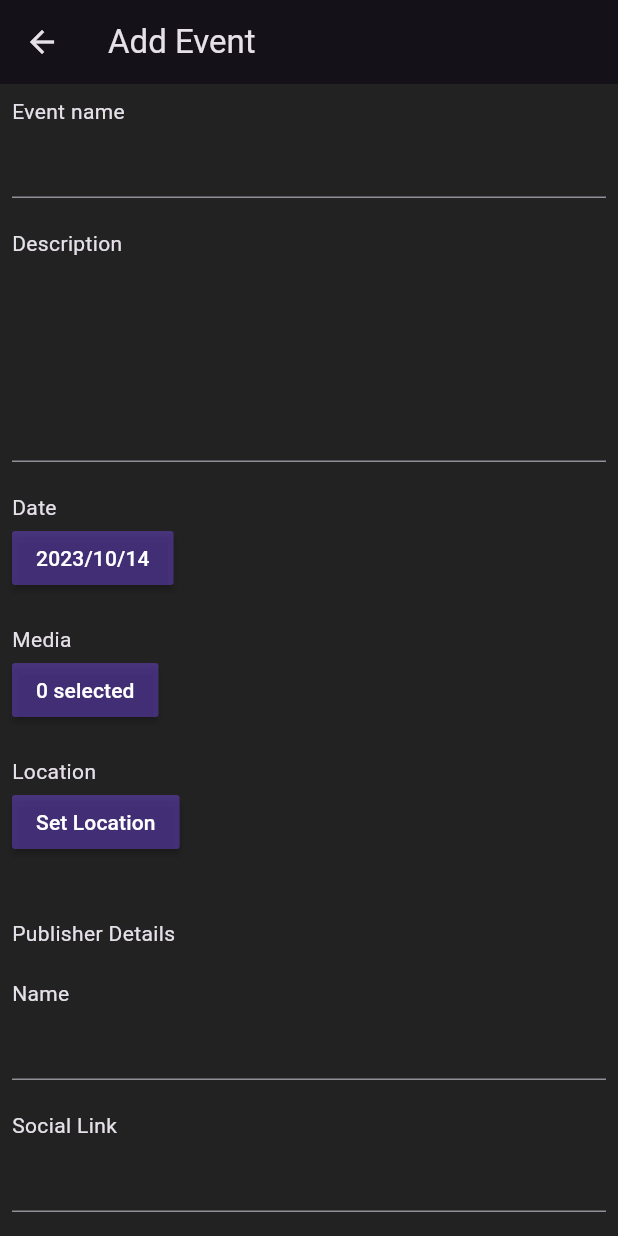
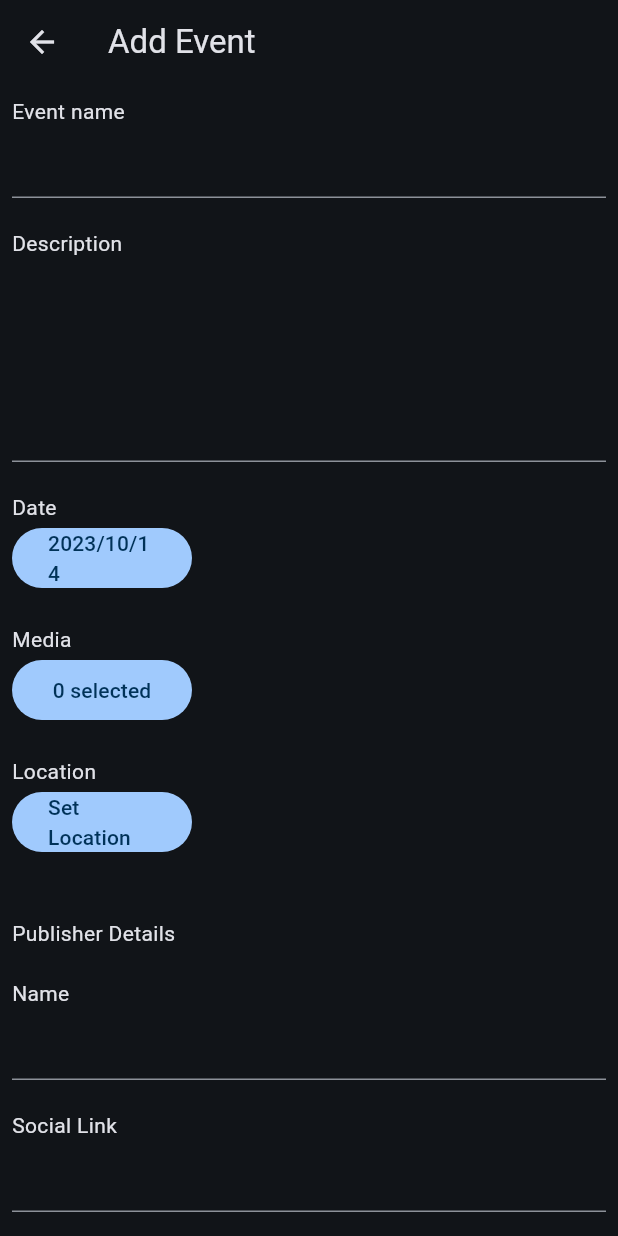
Before and after one commit to DinukaGayashan/Festiva, a Flutter app: the screen it shows after launch, after a tap on the "add" icon, on a phone screen of 412 x 824 dp. Run offline on Flutter 3.47's test engine with Material 2 defaults, Android fonts, the phone set to English and light mode, and no system bars; our stand-ins replace cloud_firestore, file_picker, firebase_core, firebase_storage, google_maps_flutter; missing offline and left inert: flutter_event_calendar, open_street_map_search_and_pick; accounts and stored records are empty; Roboto replaces fonts that are missing (NotoSans); statements that could not run were skipped.

Commit message:
beautify and structure

```diff
--- a/lib/main.dart
+++ b/lib/main.dart
@@ -1,8 +1,6 @@
 import 'package:festiva/presentation/homepage.dart';
-import 'package:festiva/utility/constants.dart';
+import 'package:firebase_core/firebase_core.dart';
 import 'package:flutter/material.dart';
-import 'package:firebase_core/firebase_core.dart';
-
 
 void main() async {
   WidgetsFlutterBinding.ensureInitialized();
@@ -19,10 +17,16 @@ class Festiva extends StatelessWidget {
       title: 'Festiva',
       theme: ThemeData(
         useMaterial3: true,
-        primaryColor: kBaseColor1,
-        scaffoldBackgroundColor: kBackgroundColor,
-        brightness: Brightness.dark,
-        fontFamily: 'NotoSans',
+        colorScheme: ColorScheme.fromSeed(
+          seedColor: Colors.blue,
+          brightness: Brightness.dark,
+        ),
+        listTileTheme: ListTileThemeData(
+          tileColor: Colors.blueGrey.shade600,
+          shape: RoundedRectangleBorder(
+            borderRadius: BorderRadius.circular(12.0),
+          ),
+        ),
       ),
       initialRoute: HomePage.id,
       routes: {
--- a/lib/presentation/add_event.dart
+++ b/lib/presentation/add_event.dart
@@ -1,12 +1,12 @@
 import 'dart:io';
+
+import 'package:cloud_firestore/cloud_firestore.dart';
 import 'package:festiva/utility/event.dart';
-import 'package:uuid/uuid.dart';
-import 'package:festiva/utility/constants.dart';
+import 'package:file_picker/file_picker.dart';
+import 'package:firebase_storage/firebase_storage.dart';
 import 'package:flutter/material.dart';
 import 'package:open_street_map_search_and_pick/open_street_map_search_and_pick.dart';
-import 'package:file_picker/file_picker.dart';
-import 'package:cloud_firestore/cloud_firestore.dart';
-import 'package:firebase_storage/firebase_storage.dart';
+import 'package:uuid/uuid.dart';
 
 class AddEvent extends StatefulWidget {
   const AddEvent(this.events, this.upcomingEvents, {super.key});
@@ -60,8 +60,9 @@ class _AddEventState extends State<AddEvent> {
                 height: 20,
               ),
               const Text('Date'),
-              MaterialButton(
-                color: kAccentColor2,
+              SizedBox(
+                width: 120,
+                child: FilledButton(
                   onPressed: () {
                     showDatePicker(
                       context: context,
@@ -80,29 +81,33 @@ class _AddEventState extends State<AddEvent> {
                   },
                   child: Text('${date.year}/${date.month}/${date.day}'),
                 ),
+              ),
               const SizedBox(
                 height: 20,
               ),
               const Text('Media'),
-              MaterialButton(
-                color: kAccentColor2,
+              SizedBox(
+                width: 120,
+                child: FilledButton(
                   child: Text(media?.count != null
                       ? '${media?.count} selected'
                       : '0 selected'),
                   onPressed: () async {
-                  media =
-                      await FilePicker.platform.pickFiles(allowMultiple: true);
+                    media = await FilePicker.platform
+                        .pickFiles(allowMultiple: true);
                     setState(() {
                       media;
                     });
                   },
                 ),
+              ),
               const SizedBox(
                 height: 20,
               ),
               const Text('Location'),
-              MaterialButton(
-                color: kAccentColor2,
+              SizedBox(
+                width: 120,
+                child: FilledButton(
                   child: const Text('Set Location'),
                   onPressed: () {
                     Navigator.push(
@@ -114,7 +119,7 @@ class _AddEventState extends State<AddEvent> {
                           ),
                           body: OpenStreetMapSearchAndPick(
                             center: const LatLong(6.927079, 79.861244),
-                          buttonColor: kBackgroundColor,
+                            buttonColor: Colors.blue.shade600,
                             buttonText: 'Set Location',
                             onPicked: (pickedData) {
                               location = GeoPoint(pickedData.latLong.latitude,
@@ -126,6 +131,7 @@ class _AddEventState extends State<AddEvent> {
                       ),
                     );
                   },
+                ),
               ),
               const SizedBox(
                 height: 40,
@@ -152,12 +158,14 @@ class _AddEventState extends State<AddEvent> {
               const SizedBox(
                 height: 40,
               ),
-              MaterialButton(
-                color: kAccentColor1,
+              SizedBox(
+                width: MediaQuery.of(context).size.width,
+                child: FilledButton(
                   onPressed: () async {
                     if (eventName.isEmpty || description.isEmpty) {
                       ScaffoldMessenger.of(context).showSnackBar(const SnackBar(
-                        content: Text('Please add necessary event details.')));
+                          content:
+                              Text('Please add necessary event details.')));
                     } else if (publisherName.isEmpty || publisherLink.isEmpty) {
                       ScaffoldMessenger.of(context).showSnackBar(const SnackBar(
                           content: Text('Please add necessary user details.')));
@@ -175,7 +183,8 @@ class _AddEventState extends State<AddEvent> {
                                 .child(path)
                                 .putFile(File(file.path!));
 
-                          final snapshot = await uploadTask.whenComplete(() {});
+                            final snapshot =
+                                await uploadTask.whenComplete(() {});
                             final url = await snapshot.ref.getDownloadURL();
                             medias.add(url);
                           }
@@ -196,16 +205,22 @@ class _AddEventState extends State<AddEvent> {
                         widget.events.add(newEvent);
                         widget.upcomingEvents.add(newEvent);
 
-                      ScaffoldMessenger.of(context).showSnackBar(const SnackBar(
+                        ScaffoldMessenger.of(context).showSnackBar(
+                            const SnackBar(
                                 content: Text('Event successfully added.')));
                         Navigator.pop(context);
                       } catch (e) {
-                      ScaffoldMessenger.of(context).showSnackBar(const SnackBar(
+                        ScaffoldMessenger.of(context).showSnackBar(
+                            const SnackBar(
                                 content: Text('Event adding failed.')));
                       }
                     }
                   },
-                child: const Text(' Add event '),
+                  child: const Text('Add event'),
+                ),
+              ),
+              const SizedBox(
+                height: 30,
               ),
             ],
           ),
--- /dev/null
+++ b/lib/presentation/components.dart
@@ -0,0 +1,110 @@
+import 'package:festiva/presentation/event_page.dart';
+import 'package:festiva/utility/event.dart';
+import 'package:flutter/material.dart';
+import 'package:flutter_event_calendar/flutter_event_calendar.dart' as es;
+import 'package:google_maps_flutter/google_maps_flutter.dart';
+
+Widget eventCard(Event event, BuildContext context) {
+  return Padding(
+    padding: const EdgeInsets.symmetric(vertical: 8.0),
+    child: ListTile(
+      title: Text(event.name),
+      subtitle: Text(event.date.toString().split(' ')[0]),
+      onTap: () {
+        Navigator.push(context, MaterialPageRoute(builder: (context) {
+          return EventPage(event);
+        }));
+      },
+    ),
+  );
+}
+
+Widget eventList(BuildContext context, List<Event> upcomingEvents) {
+  return Padding(
+    padding: const EdgeInsets.all(8.0),
+    child: SingleChildScrollView(
+      child: Column(
+        children: <Widget>[
+          Text('Upcoming Events: ${upcomingEvents.length}'),
+          const SizedBox(
+            height: 10,
+          ),
+          for (var event in upcomingEvents) eventCard(event, context),
+        ],
+      ),
+    ),
+  );
+}
+
+Widget eventCalendar(BuildContext context, List<Event> events) {
+  return Padding(
+    padding: const EdgeInsets.all(8.0),
+    child: es.EventCalendar(
+      calendarType: es.CalendarType.GREGORIAN,
+      events: [
+        for (Event e in events)
+          es.Event(
+            child: eventCard(e, context),
+            dateTime: es.CalendarDateTime(
+              year: e.date.year,
+              month: e.date.month,
+              day: e.date.day,
+              calendarType: es.CalendarType.GREGORIAN,
+            ),
+          ),
+      ],
+    ),
+  );
+}
+
+Widget eventMap(BuildContext context, List<Event> events) {
+  return Padding(
+    padding: const EdgeInsets.all(8.0),
+    child: GoogleMap(
+      initialCameraPosition: const CameraPosition(
+        target: LatLng(7.75, 80.75),
+        zoom: 7.75,
+      ),
+      markers: {
+        for (Event e in events)
+          Marker(
+            markerId: MarkerId(e.name),
+            position: LatLng(
+              e.location?.latitude ?? 0.0,
+              e.location?.longitude ?? 0.0,
+            ),
+            onTap: () {
+              Navigator.push(context, MaterialPageRoute(builder: (context) {
+                return EventPage(e);
+              }));
+            },
+          ),
+      },
+    ),
+  );
+}
+
+Widget pastEvents(
+    BuildContext context, List<Event> events, List<Event> upcomingEvents) {
+  List<Event> pastEvents = [];
+  for (var element in events) {
+    if (!upcomingEvents.contains(element)) {
+      pastEvents.add(element);
+    }
+  }
+
+  return Padding(
+    padding: const EdgeInsets.all(8.0),
+    child: SingleChildScrollView(
+      child: Column(
+        children: [
+          Text('Past Events: ${pastEvents.length}'),
+          const SizedBox(
+            height: 10,
+          ),
+          for (var event in pastEvents) eventCard(event, context),
+        ],
+      ),
+    ),
+  );
+}
--- a/lib/presentation/event_page.dart
+++ b/lib/presentation/event_page.dart
@@ -1,11 +1,12 @@
+import 'package:carousel_slider/carousel_slider.dart';
 import 'package:festiva/utility/event.dart';
 import 'package:flutter/material.dart';
-import 'package:carousel_slider/carousel_slider.dart';
 import 'package:google_maps_flutter/google_maps_flutter.dart';
 import 'package:url_launcher/url_launcher.dart';
 
 class EventPage extends StatefulWidget {
   const EventPage(this.event, {super.key});
+
   final Event event;
 
   @override
--- a/lib/presentation/homepage.dart
+++ b/lib/presentation/homepage.dart
@@ -1,10 +1,6 @@
 import 'package:cloud_firestore/cloud_firestore.dart';
 import 'package:festiva/presentation/add_event.dart';
-import 'package:festiva/presentation/event_calendar.dart';
-import 'package:festiva/presentation/event_map.dart';
-import 'package:festiva/presentation/past_events.dart';
-import 'package:festiva/utility/components.dart';
-import 'package:festiva/utility/constants.dart';
+import 'package:festiva/presentation/components.dart';
 import 'package:festiva/utility/event.dart';
 import 'package:flutter/material.dart';
 
@@ -20,6 +16,7 @@ class HomePage extends StatefulWidget {
 class _HomePageState extends State<HomePage> {
   final _firestore = FirebaseFirestore.instance;
   List<Event> events = [], upcomingEvents = [];
+  int currentIndex = 0;
 
   Future<List<Event>> getEvents() async {
     List<Event> eventList = [];
@@ -61,63 +58,34 @@ class _HomePageState extends State<HomePage> {
     return Scaffold(
       appBar: AppBar(
         title: const Text(
-            'Festiva',
+          'Festiva',
+          style: TextStyle(
+            fontSize: 25,
+          ),
         ),
         centerTitle: true,
       ),
-      body: SingleChildScrollView(
-        child: Column(
-          children: <Widget>[
-            Text('Total Events: ${events.length}'),
-            Row(
-              mainAxisAlignment: MainAxisAlignment.spaceAround,
-              children: [
-                SizedBox(
-                  width: MediaQuery.of(context).size.width / 3 - 16,
-                  child: MaterialButton(
-                    color: kAccentColor2,
-                    onPressed: () {
-                      Navigator.push(context,
-                          MaterialPageRoute(builder: (context) {
-                        return EventCalendarPage(events);
-                      }));
-                    },
-                    child: const Text('Event Calendar'),
-                  ),
-                ),
-                SizedBox(
-                  width: MediaQuery.of(context).size.width / 3 - 16,
-                  child: MaterialButton(
-                    color: kAccentColor2,
-                    onPressed: () {
-                      Navigator.push(context,
-                          MaterialPageRoute(builder: (context) {
-                        return EventMapPage(events);
-                      }));
-                    },
-                    child: const Text('Event Map'),
-                  ),
-                ),
-                SizedBox(
-                  width: MediaQuery.of(context).size.width / 3 - 16,
-                  child: MaterialButton(
-                    color: kAccentColor2,
-                    onPressed: () {
-                      Navigator.push(context,
-                          MaterialPageRoute(builder: (context) {
-                            return PastEvents(events, upcomingEvents);
-                          }));
-                    },
-                    child: const Text('Past Events'),
-                  ),
-                ),
-              ],
-            ),
-            Text('Upcoming Events: ${upcomingEvents.length}'),
-            for (var event in upcomingEvents) eventCard(event, context),
-          ],
-        ),
+      bottomNavigationBar: NavigationBar(
+        destinations: const [
+          NavigationDestination(icon: Icon(Icons.list), label: 'Events'),
+          NavigationDestination(
+              icon: Icon(Icons.calendar_month), label: 'Calendar'),
+          NavigationDestination(icon: Icon(Icons.map), label: 'Map'),
+          NavigationDestination(icon: Icon(Icons.history), label: 'History'),
+        ],
+        selectedIndex: currentIndex,
+        onDestinationSelected: (int index) {
+          setState(() {
+            currentIndex = index;
+          });
+        },
       ),
+      body: [
+        eventList(context, upcomingEvents),
+        eventCalendar(context, events),
+        eventMap(context, events),
+        pastEvents(context, events, upcomingEvents),
+      ][currentIndex],
       floatingActionButton: FloatingActionButton(
         child: const Icon(Icons.add),
         onPressed: () {
@@ -129,7 +97,6 @@ class _HomePageState extends State<HomePage> {
               upcomingEvents;
             });
           });
-          // Navigator.pushNamed(context, AddEvent.id);
         },
       ),
     );
--- a/lib/utility/constants.dart
+++ /dev/null
@@ -1,16 +0,0 @@
-import 'package:flutter/material.dart';
-
-const kBaseColor1 = Color(0xff000000);
-const kBaseColor2 = Color(0xffeeeeee);
-const kBackgroundColor = Color(0xee121212);
-const kCardColor = Color(0x99202020);
-const kAccentColor1 = Color(0x666230ee);
-const kAccentColor2 = Color(0x668050ff);
-const kTransparentColor1 = Color(0x2214efbb);
-const kTransparentColor2 = Color(0x8814efbb);
-const kRed = Color(0xffea4f30);
-const kGreen = Color(0xff1fba72);
-const kYellow = Color(0xfff1ae2d);
-const kBlue = Color(0xff008ff7);
-const kGraphColor1 = Color(0xff1bbfd0);
-const kGraphColor2 = Color(0xffdd636b);
--- a/lib/utility/event.dart
+++ b/lib/utility/event.dart
@@ -1,6 +1,6 @@
 import 'package:cloud_firestore/cloud_firestore.dart';
 
-class Event{
+class Event {
   late String name;
   late String description;
   late DateTime date;
@@ -9,5 +9,6 @@ class Event{
   late String publisherName;
   late String publisherLink;
 
-  Event(this.name, this.description, this.date, this.media, this.location, this.publisherName, this.publisherLink);
+  Event(this.name, this.description, this.date, this.media, this.location,
+      this.publisherName, this.publisherLink);
 }
```
Also changed, not shown: lib/presentation/event_calendar.dart (deleted, +0 -38 lines), lib/presentation/event_map.dart (deleted, +0 -44 lines), lib/presentation/past_events.dart (deleted, +0 -34 lines), lib/utility/components.dart (deleted, +0 -21 lines). Lines whose indentation alone changed are shown as unchanged.
